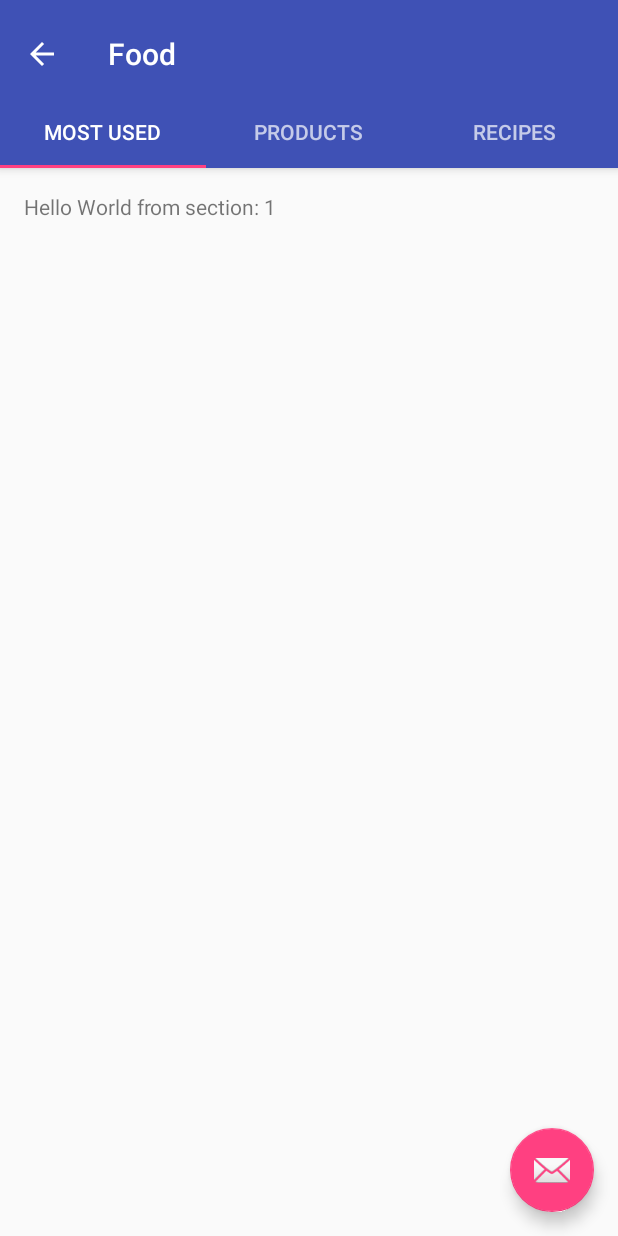
After one commit to denLaure/trackit-native, an Android app: the FoodActivity screen opened directly, with no data from a screen before it, on a phone screen of 412 x 824 dp. The commit adds this screen. Run offline under Robolectric (Android 15) with nearby library versions, the phone set to English and light mode, and no system bars.

Commit message:
Add empty food activity

```diff
--- a/app/src/main/AndroidManifest.xml
+++ b/app/src/main/AndroidManifest.xml
@@ -27,6 +27,15 @@
                     android:name="android.support.PARENT_ACTIVITY"
                     android:value="se.kth.eit.trackit.MainActivity"/>
         </activity>
+        <activity
+                android:name=".FoodActivity"
+                android:label="@string/title_activity_food"
+                android:parentActivityName=".AddMealActivity"
+                android:theme="@style/AppTheme.NoActionBar">
+            <meta-data
+                    android:name="android.support.PARENT_ACTIVITY"
+                    android:value="se.kth.eit.trackit.AddMealActivity"/>
+        </activity>
     </application>
 
 </manifest>
--- a/app/src/main/java/se/kth/eit/trackit/AddMealActivity.java
+++ b/app/src/main/java/se/kth/eit/trackit/AddMealActivity.java
@@ -3,6 +3,7 @@ package se.kth.eit.trackit;
 import android.app.DatePickerDialog;
 import android.app.Dialog;
 import android.app.TimePickerDialog;
+import android.content.Intent;
 import android.os.Bundle;
 import android.support.v4.app.DialogFragment;
 import android.support.v7.app.AppCompatActivity;
@@ -43,6 +44,21 @@ public class AddMealActivity extends AppCompatActivity {
         toolbar.setNavigationIcon(R.drawable.ic_clear_white_24dp);
         setupDateInput();
         setupTimeInput();
+        setupButtons();
+    }
+
+    private void setupButtons() {
+        findViewById(R.id.add_food_button).setOnClickListener(new View.OnClickListener() {
+            @Override
+            public void onClick(View view) {
+                startFoodActivity();
+            }
+        });
+    }
+
+    private void startFoodActivity() {
+        Intent intent = new Intent(this, FoodActivity.class);
+        startActivity(intent);
     }
 
     private void setupDateInput() {
--- /dev/null
+++ b/app/src/main/java/se/kth/eit/trackit/FoodActivity.java
@@ -0,0 +1,156 @@
+package se.kth.eit.trackit;
+
+import android.support.design.widget.TabLayout;
+import android.support.design.widget.FloatingActionButton;
+import android.support.design.widget.Snackbar;
+import android.support.v7.app.AppCompatActivity;
+import android.support.v7.widget.Toolbar;
+
+import android.support.v4.app.Fragment;
+import android.support.v4.app.FragmentManager;
+import android.support.v4.app.FragmentPagerAdapter;
+import android.support.v4.view.ViewPager;
+import android.os.Bundle;
+import android.view.LayoutInflater;
+import android.view.Menu;
+import android.view.MenuItem;
+import android.view.View;
+import android.view.ViewGroup;
+
+import android.widget.TextView;
+
+public class FoodActivity extends AppCompatActivity {
+
+    /**
+     * The {@link android.support.v4.view.PagerAdapter} that will provide
+     * fragments for each of the sections. We use a
+     * {@link FragmentPagerAdapter} derivative, which will keep every
+     * loaded fragment in memory. If this becomes too memory intensive, it
+     * may be best to switch to a
+     * {@link android.support.v4.app.FragmentStatePagerAdapter}.
+     */
+    private SectionsPagerAdapter sectionsPagerAdapter;
+
+    /**
+     * The {@link ViewPager} that will host the section contents.
+     */
+    private ViewPager viewPager;
+
+    @Override
+    protected void onCreate(Bundle savedInstanceState) {
+        super.onCreate(savedInstanceState);
+        setContentView(R.layout.activity_food);
+
+        Toolbar toolbar = (Toolbar) findViewById(R.id.toolbar);
+        setSupportActionBar(toolbar);
+        setSupportActionBar(toolbar);
+        getSupportActionBar().setDisplayHomeAsUpEnabled(true);
+        // Create the adapter that will return a fragment for each of the three
+        // primary sections of the activity.
+        sectionsPagerAdapter = new SectionsPagerAdapter(getSupportFragmentManager());
+
+        // Set up the ViewPager with the sections adapter.
+        viewPager = (ViewPager) findViewById(R.id.container);
+        viewPager.setAdapter(sectionsPagerAdapter);
+
+        TabLayout tabLayout = (TabLayout) findViewById(R.id.tabs);
+        tabLayout.setupWithViewPager(viewPager);
+
+        FloatingActionButton fab = (FloatingActionButton) findViewById(R.id.fab);
+        fab.setOnClickListener(new View.OnClickListener() {
+            @Override
+            public void onClick(View view) {
+                Snackbar.make(view, "Replace with your own action", Snackbar.LENGTH_LONG)
+                        .setAction("Action", null).show();
+            }
+        });
+
+    }
+
+    @Override
+    public boolean onOptionsItemSelected(MenuItem item) {
+        // Handle action bar item clicks here. The action bar will
+        // automatically handle clicks on the Home/Up button, so long
+        // as you specify a parent activity in AndroidManifest.xml.
+        int id = item.getItemId();
+
+        //noinspection SimplifiableIfStatement
+        if (id == R.id.action_settings) {
+            return true;
+        }
+
+        return super.onOptionsItemSelected(item);
+    }
+
+    /**
+     * A placeholder fragment containing a simple view.
+     */
+    public static class PlaceholderFragment extends Fragment {
+        /**
+         * The fragment argument representing the section number for this
+         * fragment.
+         */
+        private static final String ARG_SECTION_NUMBER = "section_number";
+
+        public PlaceholderFragment() {
+        }
+
+        /**
+         * Returns a new instance of this fragment for the given section
+         * number.
+         */
+        public static PlaceholderFragment newInstance(int sectionNumber) {
+            PlaceholderFragment fragment = new PlaceholderFragment();
+            Bundle args = new Bundle();
+            args.putInt(ARG_SECTION_NUMBER, sectionNumber);
+            fragment.setArguments(args);
+            return fragment;
+        }
+
+        @Override
+        public View onCreateView(LayoutInflater inflater, ViewGroup container,
+                Bundle savedInstanceState) {
+            View rootView = inflater.inflate(R.layout.fragment_food, container, false);
+            TextView textView = (TextView) rootView.findViewById(R.id.section_label);
+            textView.setText(getString(R.string.section_format, getArguments().getInt(ARG_SECTION_NUMBER)));
+            return rootView;
+        }
+    }
+
+    /**
+     * A {@link FragmentPagerAdapter} that returns a fragment corresponding to
+     * one of the sections/tabs/pages.
+     */
+    public class SectionsPagerAdapter extends FragmentPagerAdapter {
+
+        public SectionsPagerAdapter(FragmentManager fm) {
+            super(fm);
+        }
+
+        @Override
+        public Fragment getItem(int position) {
+            // getItem is called to instantiate the fragment for the given page.
+            // Return a PlaceholderFragment (defined as a static inner class below).
+            return PlaceholderFragment.newInstance(position + 1);
+        }
+
+        @Override
+        public int getCount() {
+            // Show 3 total pages.
+            return 3;
+        }
+
+        @Override
+        public CharSequence getPageTitle(int position) {
+            switch (position) {
+                case 0:
+                    return "MOST USED";
+                case 1:
+                    return "PRODUCTS";
+                case 2:
+                    return "RECIPES";
+            }
+            return null;
+        }
+    }
+}
--- /dev/null
+++ b/app/src/main/res/layout/activity_food.xml
@@ -0,0 +1,50 @@
+<?xml version="1.0" encoding="utf-8"?>
+<android.support.design.widget.CoordinatorLayout
+        xmlns:android="http://schemas.android.com/apk/res/android"
+        xmlns:tools="http://schemas.android.com/tools"
+        xmlns:app="http://schemas.android.com/apk/res-auto"
+        android:id="@+id/main_content"
+        android:layout_width="match_parent"
+        android:layout_height="match_parent"
+        android:fitsSystemWindows="true"
+        tools:context="se.kth.eit.trackit.FoodActivity">
+
+    <android.support.design.widget.AppBarLayout
+            android:id="@+id/appbar"
+            android:layout_width="match_parent"
+            android:layout_height="wrap_content"
+            android:paddingTop="@dimen/appbar_padding_top"
+            android:theme="@style/AppTheme.AppBarOverlay">
+
+        <android.support.v7.widget.Toolbar
+                android:id="@+id/toolbar"
+                android:layout_width="match_parent"
+                android:layout_height="?attr/actionBarSize"
+                android:background="?attr/colorPrimary"
+                app:popupTheme="@style/AppTheme.PopupOverlay"
+                app:layout_scrollFlags="scroll|enterAlways">
+
+        </android.support.v7.widget.Toolbar>
+
+        <android.support.design.widget.TabLayout
+                android:id="@+id/tabs"
+                android:layout_width="match_parent"
+                android:layout_height="wrap_content"/>
+
+    </android.support.design.widget.AppBarLayout>
+
+    <android.support.v4.view.ViewPager
+            android:id="@+id/container"
+            android:layout_width="match_parent"
+            android:layout_height="match_parent"
+            app:layout_behavior="@string/appbar_scrolling_view_behavior"/>
+
+    <android.support.design.widget.FloatingActionButton
+            android:id="@+id/fab"
+            android:layout_width="wrap_content"
+            android:layout_height="wrap_content"
+            android:layout_gravity="end|bottom"
+            android:layout_margin="@dimen/fab_margin"
+            android:src="@android:drawable/ic_dialog_email"/>
+
+</android.support.design.widget.CoordinatorLayout>
--- a/app/src/main/res/layout/content_add_meal.xml
+++ b/app/src/main/res/layout/content_add_meal.xml
@@ -65,6 +65,7 @@
             android:background="#c2c2c2"/>
 
     <Button
+            android:id="@+id/add_food_button"
             android:layout_width="match_parent"
             android:layout_height="wrap_content"
             android:layout_marginTop="10dp"
--- /dev/null
+++ b/app/src/main/res/layout/fragment_food.xml
@@ -0,0 +1,16 @@
+<RelativeLayout xmlns:android="http://schemas.android.com/apk/res/android"
+                xmlns:tools="http://schemas.android.com/tools"
+                android:layout_width="match_parent"
+                android:layout_height="match_parent"
+                android:paddingLeft="@dimen/activity_horizontal_margin"
+                android:paddingRight="@dimen/activity_horizontal_margin"
+                android:paddingTop="@dimen/activity_vertical_margin"
+                android:paddingBottom="@dimen/activity_vertical_margin"
+                tools:context="se.kth.eit.trackit.FoodActivity$PlaceholderFragment">
+
+    <TextView
+            android:id="@+id/section_label"
+            android:layout_width="wrap_content"
+            android:layout_height="wrap_content"/>
+
+</RelativeLayout>
--- a/app/src/main/res/values/strings.xml
+++ b/app/src/main/res/values/strings.xml
@@ -15,4 +15,6 @@
     <string name="guilty">With a guilty conscience</string>
     <string name="cancel">CANCEL</string>
     <string name="save">SAVE</string>
+    <string name="title_activity_food">Food</string>
+    <string name="section_format">Hello World from section: %1$d</string>
 </resources>
```
